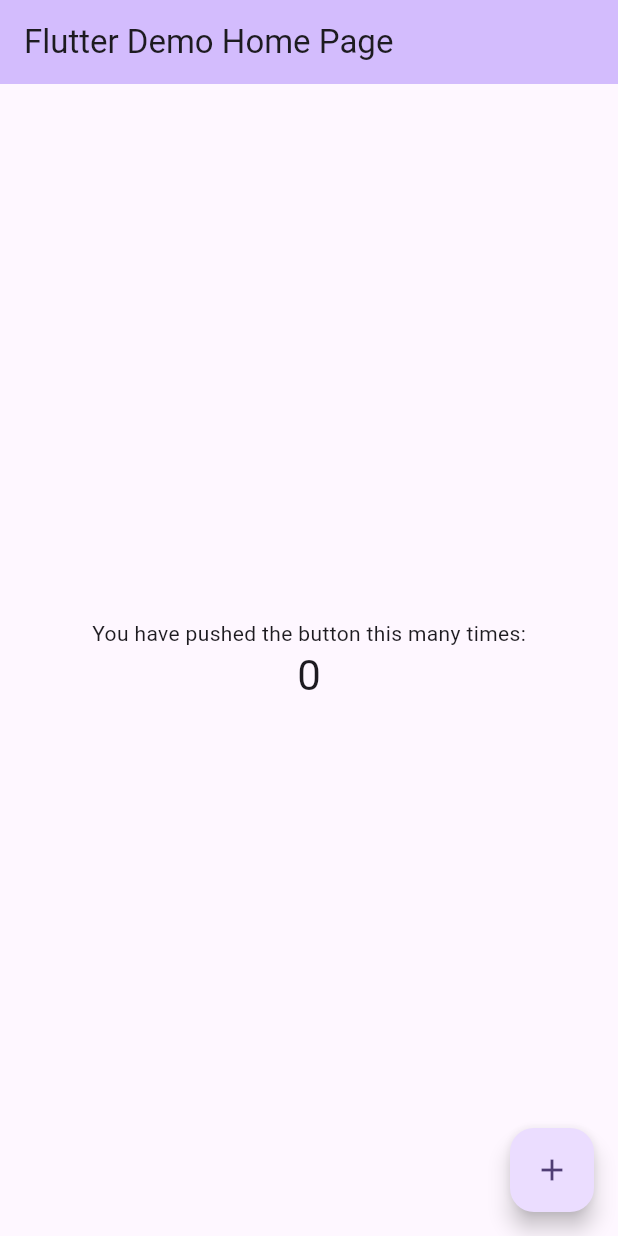
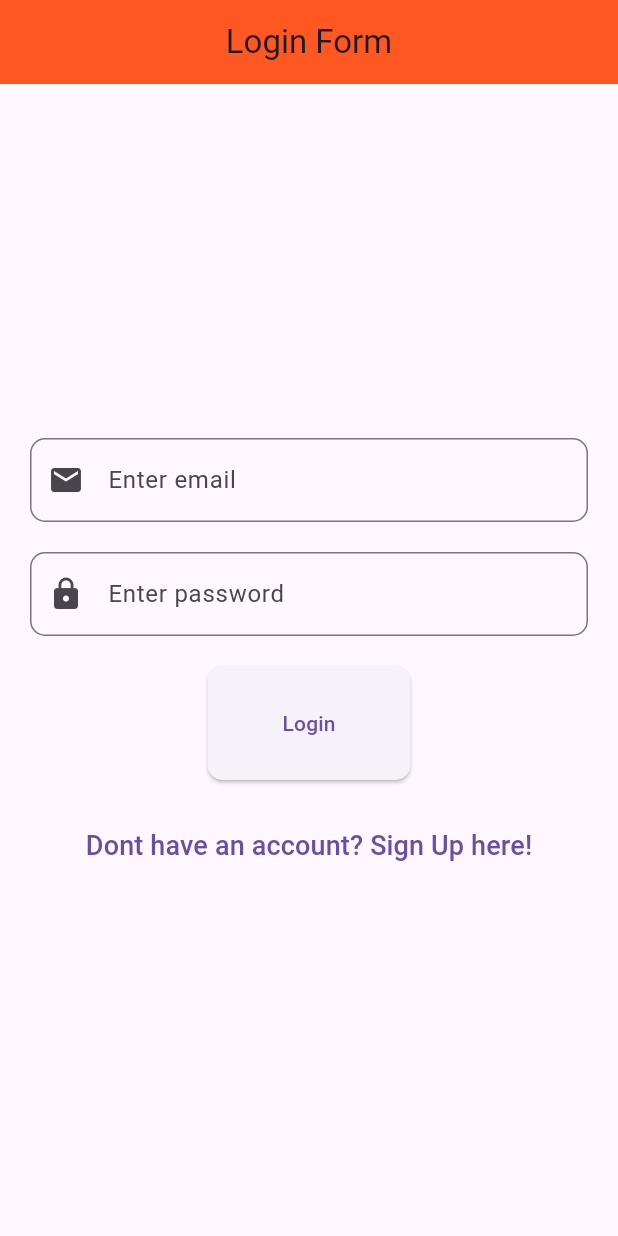
Before and after one commit to pradeepkmaran/newsify, a Flutter app: the screen it shows after launch, on a phone screen of 412 x 824 dp. Run offline on Flutter 3.47's test engine with Material 3 defaults, Android fonts, the phone set to English and light mode, and no system bars.

Commit message:
Login and signup without firebase

```diff
--- /dev/null
+++ b/lib/LoginPage.dart
@@ -0,0 +1,110 @@
+import 'package:flutter/material.dart';
+
+import 'SignUp.dart';
+
+class LoginPage extends StatelessWidget {
+  const LoginPage({super.key});
+
+  @override
+  Widget build(BuildContext context) {
+    return Scaffold(
+      appBar: AppBar(
+        title: const Text("Login Form",textDirection: TextDirection.ltr),
+        backgroundColor:Colors.deepOrange,
+        centerTitle: true,
+      ),
+        body: const Padding(
+          padding: EdgeInsets.all(20.0),
+          child: LoginForm(),
+        )
+    );
+    //);
+  }
+}
+
+class LoginForm extends StatefulWidget {
+  const LoginForm({super.key});
+
+  @override
+  State<LoginForm> createState() => _LoginFormState();
+}
+
+class _LoginFormState extends State<LoginForm> {
+  final TextEditingController emailController = TextEditingController();
+  final TextEditingController pwController = TextEditingController();
+
+
+  @override
+  Widget build(BuildContext context) {
+    return Column(
+      mainAxisAlignment: MainAxisAlignment.center,
+      children: [
+        TextField(
+          controller: emailController,
+          decoration: InputDecoration(
+              labelText: "Enter email",
+              prefixIcon: Icon(Icons.email),
+              border: OutlineInputBorder(
+                borderRadius: BorderRadius.circular(10.0),
+              )
+          ),
+        ),
+        SizedBox(height: 20,),
+        TextField(
+          controller: pwController,
+          decoration: InputDecoration(
+              labelText: "Enter password",
+              prefixIcon: Icon(Icons.lock),
+              border: OutlineInputBorder(
+                borderRadius: BorderRadius.circular(10.0),
+              )
+          ),
+          obscureText: true,
+        ),
+        const SizedBox(height: 20.0),
+        ElevatedButton(onPressed: () async {
+          // Add login actions
+          String email = emailController.text;
+          String pw = pwController.text;
+
+        },
+          style: ElevatedButton.styleFrom(padding: const EdgeInsets.symmetric(horizontal: 50, vertical: 28),
+              shape: RoundedRectangleBorder(
+                borderRadius: BorderRadius.circular(10.0),
+              )),
+          child: const Text('Login'),
+        ),
+        const SizedBox(height: 20,),
+        TextButton(onPressed: (){
+          Navigator.pushReplacement(context, MaterialPageRoute(builder: (context) => SignUp()));
+        },
+            child: const Text("Dont have an account? Sign Up here!",
+              style: TextStyle(
+                  fontSize: 18.0
+              ),
+            )
+        )
+      ],
+    );
+  }
+
+  // This function is to show alert dialogs
+  // showAlert(String alertName, String text){
+  //   String actionBtn = "OK";
+  //   return showDialog(context: context, builder: (BuildContext context){
+  //     return AlertDialog(
+  //       title: Text(alertName),
+  //       content: Text(text),
+  //       actions: [
+  //         TextButton(
+  //             onPressed: (){
+  //               Navigator.of(context).pop();
+  //             },
+  //             child: Text(actionBtn))
+  //       ],
+  //     );
+  //   }
+  //   );
+  // }
+
+}
--- a/lib/main.dart
+++ b/lib/main.dart
@@ -1,125 +1,18 @@
 import 'package:flutter/material.dart';
 
+import 'LoginPage.dart';
+
 void main() {
-  runApp(const MyApp());
+  runApp(MaterialApp(home: LoginPage(),));
 }
 
 class MyApp extends StatelessWidget {
   const MyApp({super.key});
 
-  // This widget is the root of your application.
   @override
   Widget build(BuildContext context) {
-    return MaterialApp(
-      title: 'Flutter Demo',
-      theme: ThemeData(
-        // This is the theme of your application.
-        //
-        // TRY THIS: Try running your application with "flutter run". You'll see
-        // the application has a blue toolbar. Then, without quitting the app,
-        // try changing the seedColor in the colorScheme below to Colors.green
-        // and then invoke "hot reload" (save your changes or press the "hot
-        // reload" button in a Flutter-supported IDE, or press "r" if you used
-        // the command line to start the app).
-        //
-        // Notice that the counter didn't reset back to zero; the application
-        // state is not lost during the reload. To reset the state, use hot
-        // restart instead.
-        //
-        // This works for code too, not just values: Most code changes can be
-        // tested with just a hot reload.
-        colorScheme: ColorScheme.fromSeed(seedColor: Colors.deepPurple),
-        useMaterial3: true,
-      ),
-      home: const MyHomePage(title: 'Flutter Demo Home Page'),
+    return Scaffold(
+      body: LoginPage(),
     );
   }
 }
-
-class MyHomePage extends StatefulWidget {
-  const MyHomePage({super.key, required this.title});
-
-  // This widget is the home page of your application. It is stateful, meaning
-  // that it has a State object (defined below) that contains fields that affect
-  // how it looks.
-
-  // This class is the configuration for the state. It holds the values (in this
-  // case the title) provided by the parent (in this case the App widget) and
-  // used by the build method of the State. Fields in a Widget subclass are
-  // always marked "final".
-
-  final String title;
-
-  @override
-  State<MyHomePage> createState() => _MyHomePageState();
-}
-
-class _MyHomePageState extends State<MyHomePage> {
-  int _counter = 0;
-
-  void _incrementCounter() {
-    setState(() {
-      // This call to setState tells the Flutter framework that something has
-      // changed in this State, which causes it to rerun the build method below
-      // so that the display can reflect the updated values. If we changed
-      // _counter without calling setState(), then the build method would not be
-      // called again, and so nothing would appear to happen.
-      _counter++;
-    });
-  }
-
-  @override
-  Widget build(BuildContext context) {
-    // This method is rerun every time setState is called, for instance as done
-    // by the _incrementCounter method above.
-    //
-    // The Flutter framework has been optimized to make rerunning build methods
-    // fast, so that you can just rebuild anything that needs updating rather
-    // than having to individually change instances of widgets.
-    return Scaffold(
-      appBar: AppBar(
-        // TRY THIS: Try changing the color here to a specific color (to
-        // Colors.amber, perhaps?) and trigger a hot reload to see the AppBar
-        // change color while the other colors stay the same.
-        backgroundColor: Theme.of(context).colorScheme.inversePrimary,
-        // Here we take the value from the MyHomePage object that was created by
-        // the App.build method, and use it to set our appbar title.
-        title: Text(widget.title),
-      ),
-      body: Center(
-        // Center is a layout widget. It takes a single child and positions it
-        // in the middle of the parent.
-        child: Column(
-          // Column is also a layout widget. It takes a list of children and
-          // arranges them vertically. By default, it sizes itself to fit its
-          // children horizontally, and tries to be as tall as its parent.
-          //
-          // Column has various properties to control how it sizes itself and
-          // how it positions its children. Here we use mainAxisAlignment to
-          // center the children vertically; the main axis here is the vertical
-          // axis because Columns are vertical (the cross axis would be
-          // horizontal).
-          //
-          // TRY THIS: Invoke "debug painting" (choose the "Toggle Debug Paint"
-          // action in the IDE, or press "p" in the console), to see the
-          // wireframe for each widget.
-          mainAxisAlignment: MainAxisAlignment.center,
-          children: <Widget>[
-            const Text(
-              'You have pushed the button this many times:',
-            ),
-            Text(
-              '$_counter',
-              style: Theme.of(context).textTheme.headlineMedium,
-            ),
-          ],
-        ),
-      ),
-      floatingActionButton: FloatingActionButton(
-        onPressed: _incrementCounter,
-        tooltip: 'Increment',
-        child: const Icon(Icons.add),
-      ), // This trailing comma makes auto-formatting nicer for build methods.
-    );
-  }
-}
```
Also changed, not shown: lib/SignUp.dart (added, +130 -0 lines), pubspec.lock.
